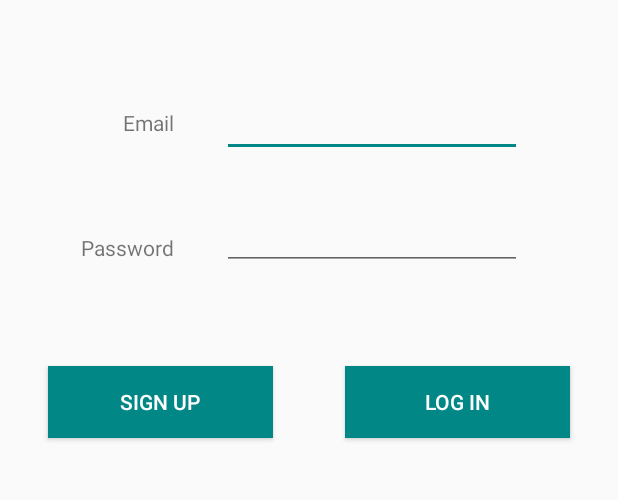
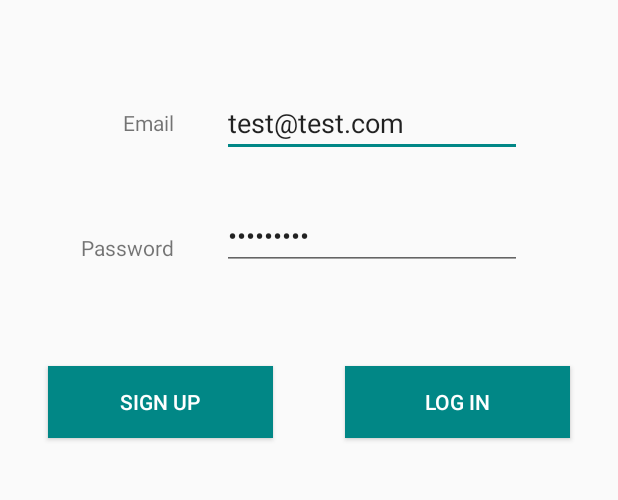
Before and after one commit to lukas-varga/OTH-Archaeological-Fieldwork, an Android app: the screen it shows after launch (LoginView), on a phone screen of 412 x 824 dp, the part 84-584 px from its top. Run offline under Robolectric (Android 15) with nearby library versions, the phone set to English and light mode, and no system bars; our stand-ins replace Firebase (no records; nobody signed in at launch, a user with empty details on screens opened directly); 1 statement that could not run was skipped.

Commit message:
Implemented context sensitive toolbar

```diff
--- a/app/src/main/java/com/oth/archeology/views/BaseView.kt
+++ b/app/src/main/java/com/oth/archeology/views/BaseView.kt
@@ -2,6 +2,7 @@ package com.oth.archeology.views
 
 import android.content.Intent
 import android.os.Parcelable
+import android.view.MenuItem
 import androidx.appcompat.app.AppCompatActivity
 import androidx.appcompat.widget.Toolbar
 import com.google.firebase.auth.FirebaseAuth
@@ -10,6 +11,7 @@ import com.oth.archeology.models.SiteModel
 import com.oth.archeology.views.location.EditLocationView
 import com.oth.archeology.views.login.LoginView
 import com.oth.archeology.views.map.SiteMapView
+import com.oth.archeology.views.settings.SettingsView
 import com.oth.archeology.views.site.SiteView
 import com.oth.archeology.views.sitelist.SiteListView
 import com.oth.archeology.views.splash.SplashView
@@ -19,7 +21,7 @@ val IMAGE_REQUEST = 1
 val LOCATION_REQUEST = 2
 
 enum class VIEW{
-    LOCATION, SITE, MAPS, LIST, LOGIN, SPLASH
+    LOCATION, SITE, MAPS, LIST, LOGIN, SPLASH, SETTINGS
 }
 
 open abstract class BaseView() : AppCompatActivity(), AnkoLogger {
@@ -35,6 +37,7 @@ open abstract class BaseView() : AppCompatActivity(), AnkoLogger {
             VIEW.SITE -> intent = Intent(this,SiteView::class.java)
             VIEW.LOCATION -> intent = Intent(this, EditLocationView::class.java)
             VIEW.MAPS -> intent = Intent(this, SiteMapView::class.java)
+            VIEW.SETTINGS -> intent = Intent(this, SettingsView::class.java)
         }
         if(key != ""){
             intent.putExtra(key,value)
@@ -63,6 +66,7 @@ open abstract class BaseView() : AppCompatActivity(), AnkoLogger {
         super.onDestroy()
     }
 
+
     override fun onActivityResult(requestCode: Int, resultCode: Int, data: Intent?) {
         super.onActivityResult(requestCode, resultCode, data)
         if (data != null) {
--- a/app/src/main/java/com/oth/archeology/views/login/LoginPresenter.kt
+++ b/app/src/main/java/com/oth/archeology/views/login/LoginPresenter.kt
@@ -48,6 +48,7 @@ class LoginPresenter(view: BaseView) : BasePresenter(view) {
                 if (fireStore != null) {
                     fireStore!!.fetchSites {
                         view?.hideProgress()
+                        doPopulateSites()
                         view?.navigateTo(VIEW.LIST)
                     }
                 }
@@ -62,4 +63,8 @@ class LoginPresenter(view: BaseView) : BasePresenter(view) {
             }
         }
     }
+
+    fun doPopulateSites(){
+//        TODO
+    }
 }
--- a/app/src/main/java/com/oth/archeology/views/sitelist/SiteListPresenter.kt
+++ b/app/src/main/java/com/oth/archeology/views/sitelist/SiteListPresenter.kt
@@ -36,4 +36,8 @@ class SiteListPresenter  (view: BaseView) : BasePresenter(view){
         app.sites.clear()
         view?.navigateTo(VIEW.LOGIN)
     }
+
+    fun doSettings(){
+        view?.navigateTo(VIEW.SETTINGS)
+    }
 }
--- a/app/src/main/java/com/oth/archeology/views/sitelist/SiteListView.kt
+++ b/app/src/main/java/com/oth/archeology/views/sitelist/SiteListView.kt
@@ -41,6 +41,7 @@ class SiteListView  : BaseView(), SiteListener {
             R.id.item_add -> presenter.doAddSite()
             R.id.item_map -> presenter.doShowSiteMap()
             R.id.item_logout -> presenter.doLogout()
+            R.id.item_settings -> presenter.doSettings()
         }
         return super.onOptionsItemSelected(item)
     }
--- a/app/src/main/res/layout/activity_login.xml
+++ b/app/src/main/res/layout/activity_login.xml
@@ -22,7 +22,7 @@
             android:id="@+id/toolbar"
             android:layout_width="match_parent"
             android:layout_height="wrap_content"
-            app:titleTextColor="@color/colorPrimary"></androidx.appcompat.widget.Toolbar>
+            app:titleTextColor="@color/colorPrimary" />
 
     </com.google.android.material.appbar.AppBarLayout>
 
@@ -57,6 +57,7 @@
             android:layout_marginTop="115dp"
             android:layout_marginEnd="64dp"
             android:ems="10"
+            android:text="test@test.com"
             app:layout_constraintEnd_toEndOf="parent"
             app:layout_constraintTop_toTopOf="parent" />
 
@@ -67,9 +68,10 @@
             android:layout_marginTop="30dp"
             android:layout_marginEnd="64dp"
             android:ems="10"
+            android:inputType="textPassword"
+            android:text="123456789"
             app:layout_constraintEnd_toEndOf="parent"
-            app:layout_constraintTop_toBottomOf="@+id/fieldEmail"
-            android:inputType="textPassword"/>
+            app:layout_constraintTop_toBottomOf="@+id/fieldEmail" />
 
         <Button
             android:id="@+id/buttonSignUp"
--- a/app/src/main/res/menu/menu_site_list.xml
+++ b/app/src/main/res/menu/menu_site_list.xml
@@ -15,6 +15,12 @@
         app:showAsAction="never" />
 
     <item
+        android:id="@+id/item_settings"
+        android:icon="@android:drawable/ic_menu_manage"
+        android:title="@string/menut_settings"
+        app:showAsAction="never" />
+
+    <item
         android:id="@+id/item_logout"
         android:title="@string/menu_logOut"
         app:showAsAction="never" />
--- a/app/src/main/res/values/strings.xml
+++ b/app/src/main/res/values/strings.xml
@@ -7,6 +7,7 @@
     <string name="menu_deleteSite">Delete</string>
     <string name="menu_saveSite">Save</string>
     <string name="menu_saveMap">Save</string>
+    <string name="menut_settings">Settings</string>
     <string name="toast_missingTitle">Please enter a title</string>
     <string name="toast_missingAuthItems">Please provide email + password</string>
     <string name="toast_signUpFailed">Sign Up Failed</string>
@@ -18,6 +19,7 @@
     <string name="title_activity_site">Site</string>
     <string name="title_activity_location">Site</string>
     <string name="title_activity_login">Signup/Login to Argeo</string>
+    <string name="title_activity_settings">Settings</string>
     <string name="imageView_splash">Argeo Logo</string>
     <string name="site_title_placeholder">Title</string>
     <string name="site_description_placeholder">Description</string>
```
Also changed, not shown: app/src/main/AndroidManifest.xml (+9 -0 lines), app/src/main/java/com/oth/archeology/views/location/EditLocationView.kt (+13 -18 lines), app/src/main/java/com/oth/archeology/views/settings/SettingsPresenter.kt (added, +8 -0 lines), app/src/main/java/com/oth/archeology/views/settings/SettingsView.kt (added, +19 -0 lines), app/src/main/res/layout/activity_settings.xml (added, +34 -0 lines).
